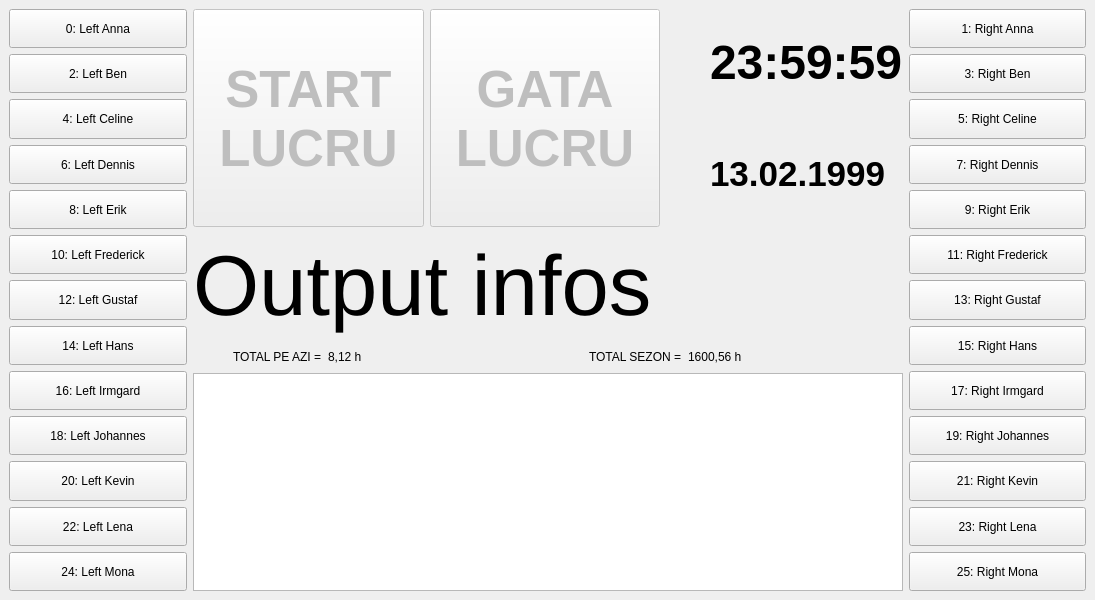
This is mainwindow.ui in NitsPete/TimeStampTracker as Qt 5 draws it before an edit. The edited form follows.
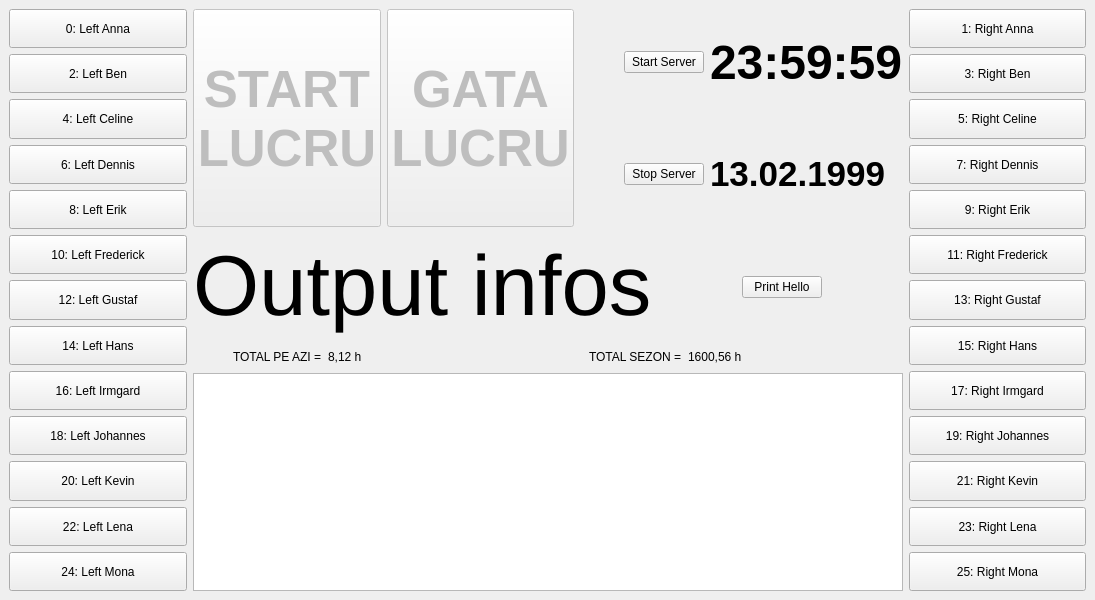
This is the edited form. Icons and pictures are not drawn.

Commit message: Start of debug version. Don't use this version in production!

The edit to the form file:
```diff
--- a/mainwindow.ui
+++ b/mainwindow.ui
@@ -80,7 +80,7 @@
         <item>
          <layout class="QVBoxLayout" name="verticalLayout_dateTime" stretch="1,1">
           <item>
-           <layout class="QHBoxLayout" name="horizontalLayout_time" stretch="0,0">
+           <layout class="QHBoxLayout" name="horizontalLayout_time" stretch="0,0,0">
             <item>
              <widget class="QLabel" name="label_timeIcon">
               <property name="sizePolicy">
@@ -115,6 +115,13 @@
               </property>
              </widget>
             </item>
+            <item>
+             <widget class="QPushButton" name="pushButton">
+              <property name="text">
+               <string>Start Server</string>
+              </property>
+             </widget>
+            </item>
             <item>
              <widget class="QLabel" name="label_time">
               <property name="sizePolicy">
@@ -175,6 +182,13 @@
               </property>
              </widget>
             </item>
+            <item>
+             <widget class="QPushButton" name="pushButton_2">
+              <property name="text">
+               <string>Stop Server</string>
+              </property>
+             </widget>
+            </item>
             <item>
              <widget class="QLabel" name="label_date">
               <property name="sizePolicy">
@@ -218,6 +232,13 @@
           </property>
          </widget>
         </item>
+        <item>
+         <widget class="QPushButton" name="pushButton_3">
+          <property name="text">
+           <string>Print Hello</string>
+          </property>
+         </widget>
+        </item>
         <item>
          <widget class="QLabel" name="label_savedDataIcon">
           <property name="sizePolicy">
```
The commit also changes 3 other files.
